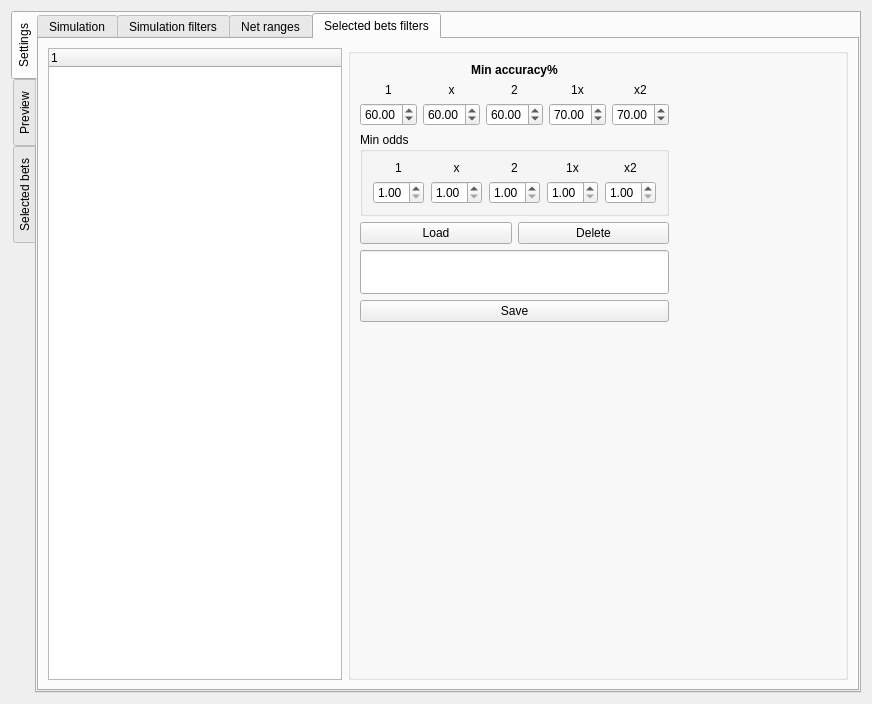
jacek-markowski/BetBoy, file data/ui/simulator.ui: the form before one commit.
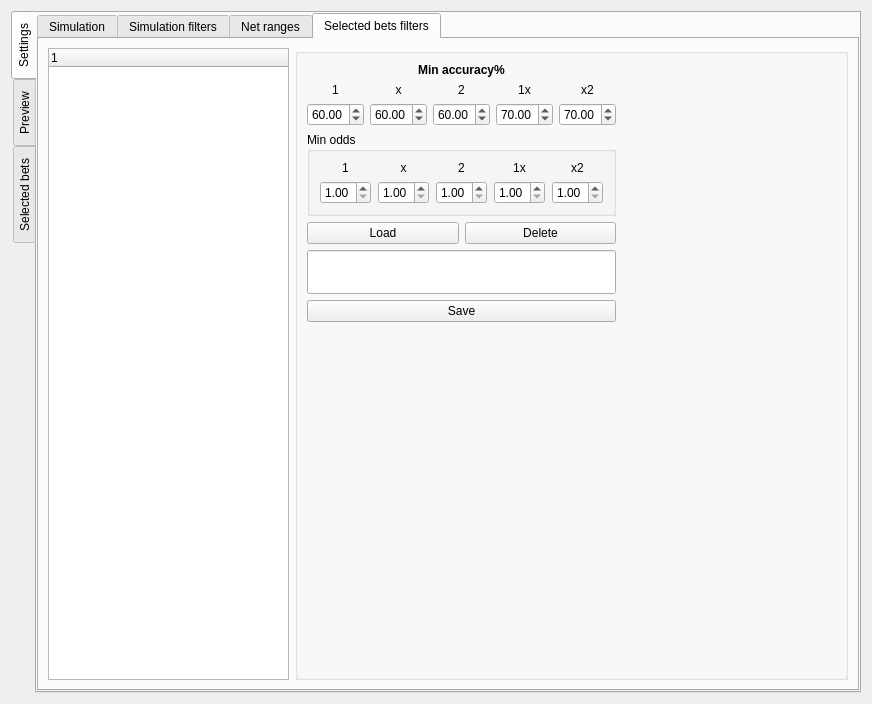
The form after the commit. The open tabs and pages were chosen to show the change. Icons and pictures are not drawn.

Commit message: fixed layout in simulator

Diff of the .ui file:
```diff
--- a/data/ui/simulator.ui
+++ b/data/ui/simulator.ui
@@ -4963,6 +4963,12 @@
                  <verstretch>0</verstretch>
                 </sizepolicy>
                </property>
+               <property name="maximumSize">
+                <size>
+                 <width>241</width>
+                 <height>16777215</height>
+                </size>
+               </property>
                <column>
                 <property name="text">
                  <string notr="true">1</string>
```
Left out of the diff: 2 changed lines with no effect on the pictures. The commit also changes 10 other files.
